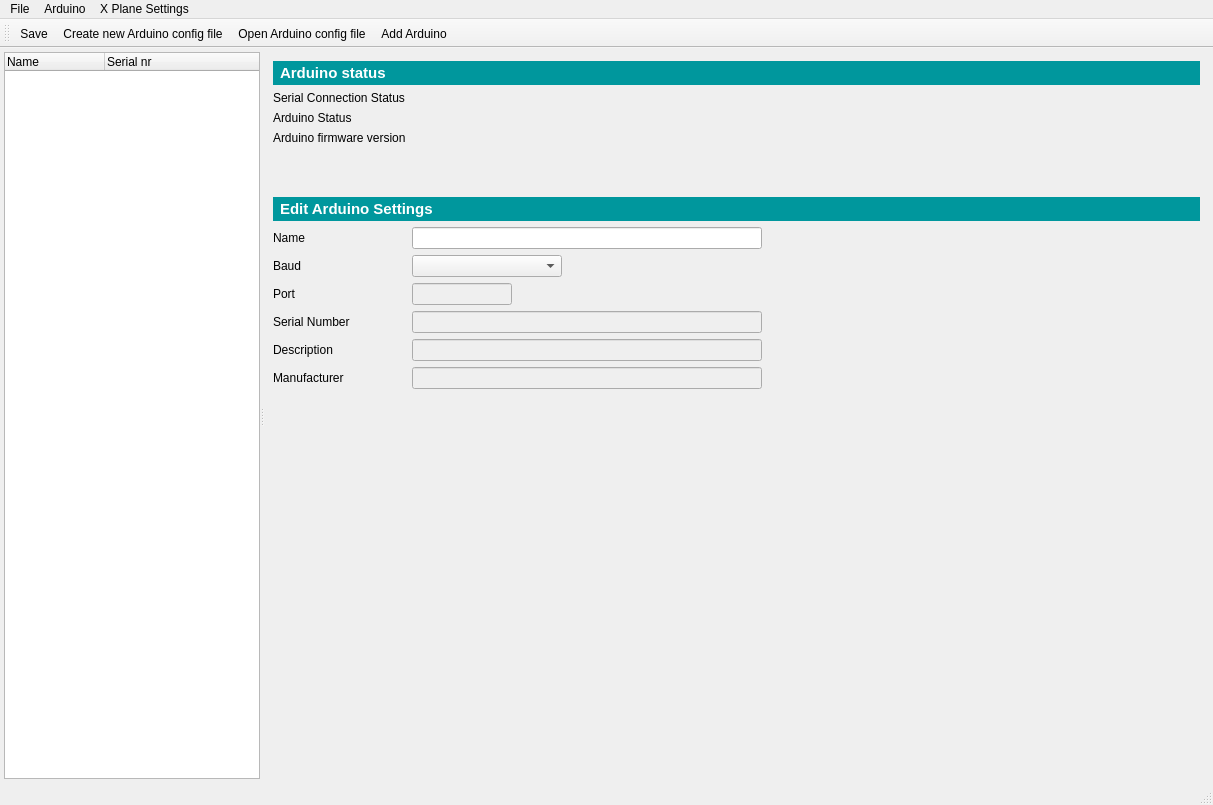
The window that gui/mainwindow.ui (leleopard/pyXPArduino) describes before a commit, drawn with Qt 5.
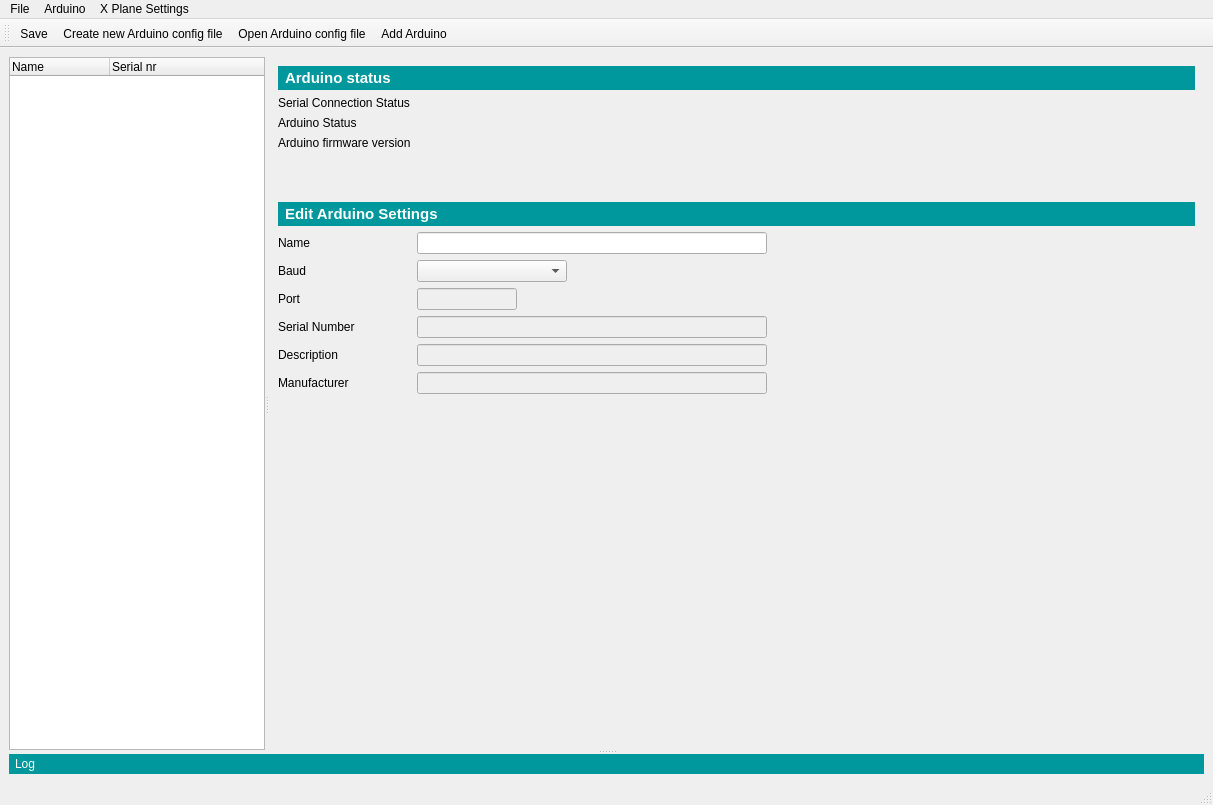
The same window after the commit. Icons and pictures are not drawn.

What changed in the file:
```diff
--- a/gui/mainwindow.ui
+++ b/gui/mainwindow.ui
@@ -36,48 +36,19 @@
      <verstretch>0</verstretch>
     </sizepolicy>
    </property>
-   <layout class="QGridLayout" name="gridLayout">
-    <property name="leftMargin">
-     <number>4</number>
-    </property>
-    <property name="topMargin">
-     <number>4</number>
-    </property>
-    <property name="rightMargin">
-     <number>4</number>
-    </property>
-    <property name="bottomMargin">
-     <number>4</number>
-    </property>
-    <item row="0" column="0">
+   <layout class="QVBoxLayout" name="verticalLayout">
+    <item>
+     <widget class="QSplitter" name="splitter_hor">
+      <property name="orientation">
+       <enum>Qt::Vertical</enum>
+      </property>
      <widget class="QSplitter" name="splitter">
       <property name="sizePolicy">
-       <sizepolicy hsizetype="Minimum" vsizetype="MinimumExpanding">
+        <sizepolicy hsizetype="Expanding" vsizetype="Expanding">
         <horstretch>0</horstretch>
-        <verstretch>0</verstretch>
-       </sizepolicy>
-      </property>
-      <property name="minimumSize">
-       <size>
-        <width>0</width>
-        <height>0</height>
-       </size>
-      </property>
-      <property name="baseSize">
-       <size>
-        <width>0</width>
-        <height>0</height>
-       </size>
-      </property>
-      <property name="cursor">
-       <cursorShape>ArrowCursor</cursorShape>
-      </property>
-      <property name="autoFillBackground">
-       <bool>false</bool>
-      </property>
-      <property name="frameShape">
-       <enum>QFrame::NoFrame</enum>
-      </property>
+         <verstretch>20</verstretch>
+        </sizepolicy>
+       </property>
       <property name="orientation">
        <enum>Qt::Horizontal</enum>
       </property>
@@ -86,7 +57,7 @@
       </property>
       <widget class="QWidget" name="widget" native="true">
        <property name="sizePolicy">
-        <sizepolicy hsizetype="MinimumExpanding" vsizetype="MinimumExpanding">
+         <sizepolicy hsizetype="MinimumExpanding" vsizetype="Expanding">
          <horstretch>0</horstretch>
          <verstretch>0</verstretch>
         </sizepolicy>
@@ -134,7 +105,7 @@
         <item>
          <widget class="QTreeWidget" name="arduinoTreeWidget">
           <property name="sizePolicy">
-           <sizepolicy hsizetype="MinimumExpanding" vsizetype="MinimumExpanding">
+            <sizepolicy hsizetype="MinimumExpanding" vsizetype="Expanding">
             <horstretch>0</horstretch>
             <verstretch>0</verstretch>
            </sizepolicy>
@@ -524,6 +495,35 @@
             </widget>
            </item>
           </layout>
+          </widget>
+         </item>
+        </layout>
+       </widget>
+      </widget>
+      <widget class="QWidget" name="widget_logger" native="true">
+       <property name="sizePolicy">
+        <sizepolicy hsizetype="Preferred" vsizetype="Maximum">
+         <horstretch>0</horstretch>
+         <verstretch>1</verstretch>
+        </sizepolicy>
+       </property>
+       <layout class="QVBoxLayout" name="verticalLayout_2">
+        <item>
+         <widget class="QLabel" name="label_11">
+          <property name="sizePolicy">
+           <sizepolicy hsizetype="Preferred" vsizetype="Fixed">
+            <horstretch>0</horstretch>
+            <verstretch>0</verstretch>
+           </sizepolicy>
+          </property>
+          <property name="styleSheet">
+           <string notr="true">color: white;
+background: rgb(0, 151, 157);
+padding: 3px</string>
+          </property>
+          <property name="text">
+           <string>Log</string>
+          </property>
          </widget>
         </item>
        </layout>
```
Left out of the diff: 3 changed lines with no effect on the pictures. Lines whose indentation alone changed are shown as unchanged.
